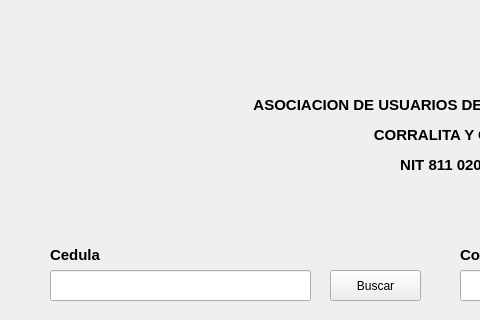
Qt form Ventanas/principal.ui (juanchaverra/Acueducto) before a commit; both pictures show x 0 to 480 and y 0 to 320 of the 946 by 629 pixel window.
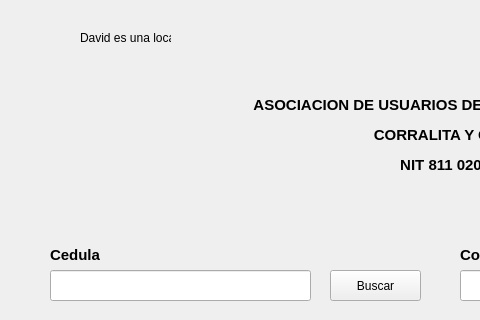
The same form after that commit. Icons and pictures are not drawn.

Commit message: Rama Santiago

```diff
--- a/Ventanas/principal.ui
+++ b/Ventanas/principal.ui
@@ -225,6 +225,19 @@
     <bool>true</bool>
    </property>
   </widget>
+  <widget class="QLabel" name="label_5">
+   <property name="geometry">
+    <rect>
+     <x>80</x>
+     <y>30</y>
+     <width>91</width>
+     <height>16</height>
+    </rect>
+   </property>
+   <property name="text">
+    <string>David es una loca</string>
+   </property>
+  </widget>
  </widget>
  <resources/>
  <connections/>
```
The commit also changes 2 other files.
